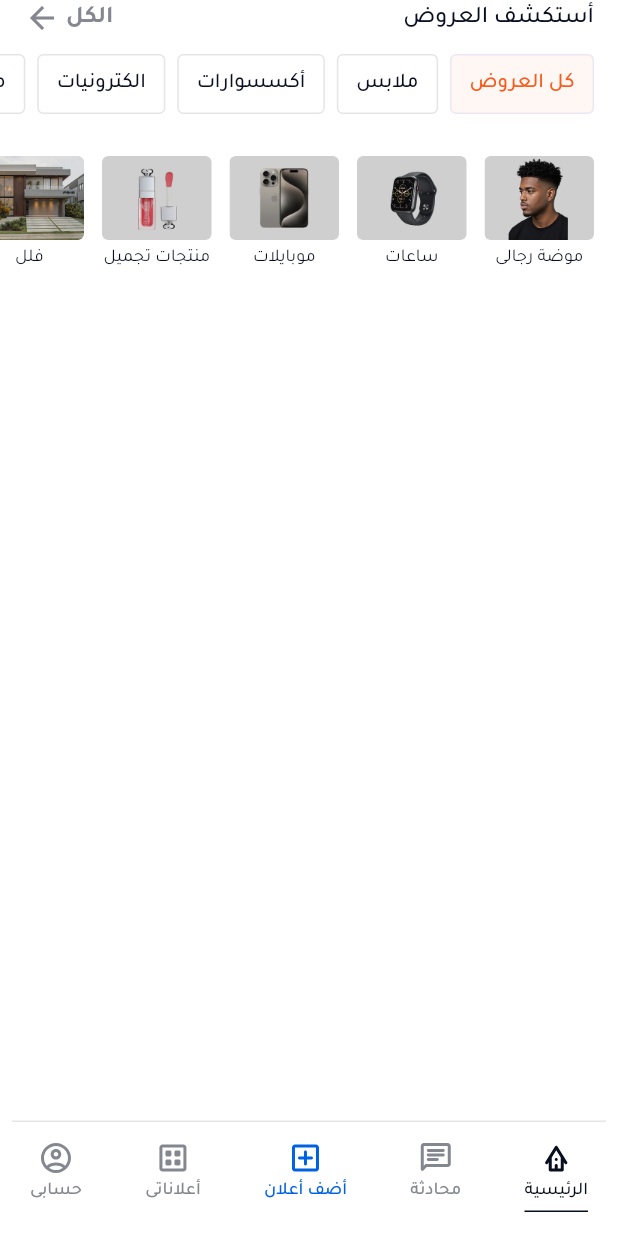
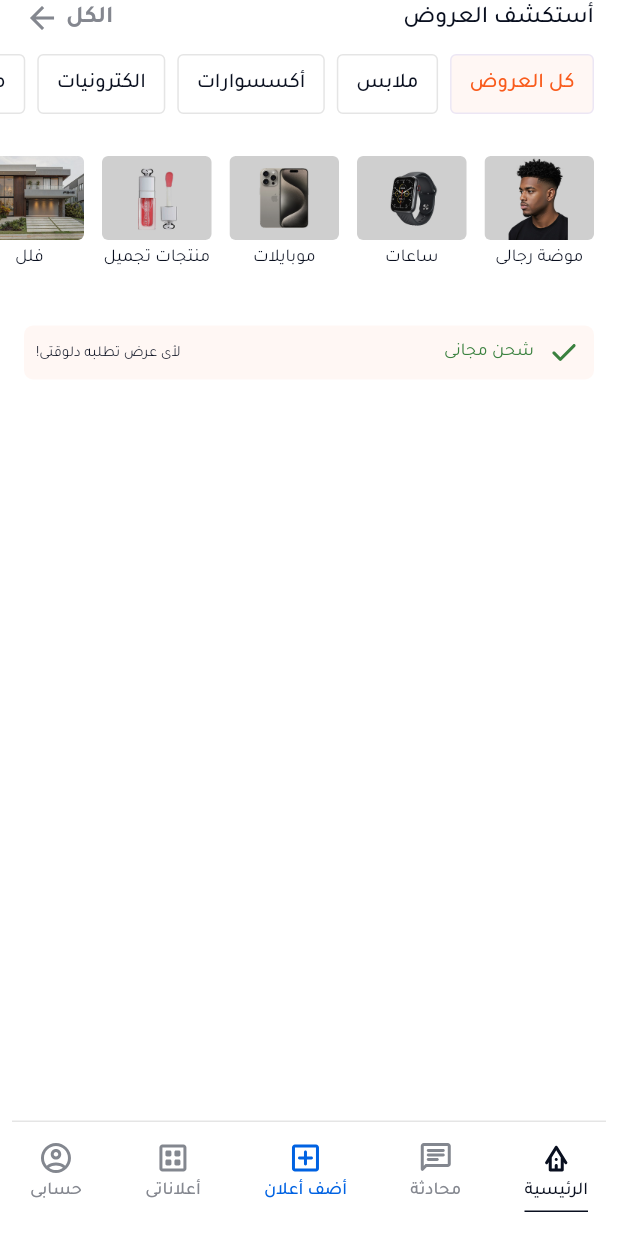
Before and after one commit to Korya25/itlegend_flutter_challenge_mahmoud_mohamed, a Flutter app: the screen it shows after launch, on a phone screen of 412 x 824 dp. Run offline on Flutter 3.47's test engine with Material 3 defaults, Android fonts, the light colour scheme and no system bars; our stand-ins replace device_preview, flutter_svg, go_router.

Commit message:
add PromotionalBannerSection

```diff
--- a/lib/core/constants/app_assets.dart
+++ b/lib/core/constants/app_assets.dart
@@ -11,4 +11,5 @@ class AppAssets {
   static const String chatInactive = 'assets/svgs/chat_disable.svg';
   static const String datasetActive = 'assets/svgs/dataset_enable.svg';
   static const String datasetInactive = 'assets/svgs/dataset_disable.svg';
+  static const String trueIcon = 'assets/svgs/true.svg';
 }
--- a/lib/core/style/font/app_text_styles.dart
+++ b/lib/core/style/font/app_text_styles.dart
@@ -51,14 +51,24 @@ class AppTextStyles {
     weight: FontWeightHelper.regular,
     color: AppColors.textAndIconPrimary,
   );
-  static TextStyle font16GreyBold({Color? color}) => custom(
+  static TextStyle font16GreyBold() => custom(
     size: 16,
     color: AppColors.textAndIconGrey,
     weight: FontWeightHelper.bold,
   );
-  static TextStyle font16PrimaryMeduim({Color? color}) => custom(
+  static TextStyle font16PrimaryMeduim() => custom(
     size: 16,
     color: AppColors.textAndIconPrimary,
     weight: FontWeightHelper.medium,
   );
+  static TextStyle font12RegularGreen() => custom(
+    size: 12,
+    color: Color(0xff3A813F),
+    weight: FontWeightHelper.regular,
+  );
+  static TextStyle font10RegularPrimariy() => custom(
+    size: 10,
+    color: AppColors.textAndIconPrimary,
+    weight: FontWeightHelper.regular,
+  );
 }
--- /dev/null
+++ b/lib/data/models/promo_banner_model.dart
@@ -0,0 +1,10 @@
+class PromoBannerModel {
+  final String title;
+  final String subtitle;
+
+  PromoBannerModel({required this.title, required this.subtitle});
+
+  static List<PromoBannerModel> banners = [
+    PromoBannerModel(title: 'شحن مجانى', subtitle: 'لأى عرض تطلبه دلوقتى!'),
+  ];
+}
--- a/lib/presentation/views/home_view.dart
+++ b/lib/presentation/views/home_view.dart
@@ -2,6 +2,7 @@ import 'package:flutter/material.dart';
 import 'package:itlegend_flutter_challenge/core/style/theme/app_colors.dart';
 import 'package:itlegend_flutter_challenge/presentation/widgets/offer_categories/offer_categories_section.dart';
 import 'package:itlegend_flutter_challenge/presentation/widgets/popular_sub_categories/popular_sub_categories_section.dart';
+import 'package:itlegend_flutter_challenge/presentation/widgets/promotional_banner_section/promotional_banner_section.dart';
 
 class HomeView extends StatelessWidget {
   const HomeView({super.key});
@@ -20,6 +21,13 @@ class HomeView extends StatelessWidget {
                 child: PopularSubCategoriesSection(),
               ),
             ),
+
+            SliverToBoxAdapter(
+              child: Padding(
+                padding: const EdgeInsets.only(top: 18),
+                child: PromotionalBannerSection(),
+              ),
+            ),
           ],
         ),
       ),
--- /dev/null
+++ b/lib/presentation/widgets/promotional_banner_section/promotional_banner_section.dart
@@ -0,0 +1,19 @@
+import 'package:flutter/material.dart';
+import 'package:itlegend_flutter_challenge/data/models/promo_banner_model.dart';
+import 'package:itlegend_flutter_challenge/presentation/widgets/promotional_banner_section/widgets/promo_banner_card.dart';
+
+class PromotionalBannerSection extends StatelessWidget {
+  const PromotionalBannerSection({super.key});
+
+  @override
+  Widget build(BuildContext context) {
+    final banners = PromoBannerModel.banners;
+
+    return Padding(
+      padding: const EdgeInsets.symmetric(horizontal: 16),
+      child: Column(
+        children: [...banners.map((banner) => PromoBannerCard(banner: banner))],
+      ),
+    );
+  }
+}
--- /dev/null
+++ b/lib/presentation/widgets/promotional_banner_section/widgets/promo_banner_card.dart
@@ -0,0 +1,42 @@
+import 'package:flutter/material.dart';
+import 'package:flutter_svg/flutter_svg.dart';
+import 'package:itlegend_flutter_challenge/core/constants/app_assets.dart';
+import 'package:itlegend_flutter_challenge/core/style/theme/app_colors.dart';
+import 'package:itlegend_flutter_challenge/core/style/font/app_text_styles.dart';
+import 'package:itlegend_flutter_challenge/data/models/promo_banner_model.dart';
+
+class PromoBannerCard extends StatelessWidget {
+  final PromoBannerModel banner;
+
+  const PromoBannerCard({super.key, required this.banner});
+
+  @override
+  Widget build(BuildContext context) {
+    return Container(
+      padding: const EdgeInsets.symmetric(horizontal: 8, vertical: 6),
+      decoration: ShapeDecoration(
+        color: AppColors.offerCategoriesCard,
+        shape: RoundedRectangleBorder(borderRadius: BorderRadius.circular(6)),
+      ),
+      child: Row(
+        mainAxisAlignment: MainAxisAlignment.spaceBetween,
+        crossAxisAlignment: CrossAxisAlignment.center,
+        children: [
+          Row(
+            children: [
+              SizedBox(
+                width: 24,
+                height: 24,
+                child: SvgPicture.asset(AppAssets.trueIcon),
+              ),
+
+              const SizedBox(width: 8),
+              Text(banner.title, style: AppTextStyles.font12RegularGreen()),
+            ],
+          ),
+          Text(banner.subtitle, style: AppTextStyles.font10RegularPrimariy()),
+        ],
+      ),
+    );
+  }
+}
```
Also changed, not shown: assets/svgs/true.svg (added).
